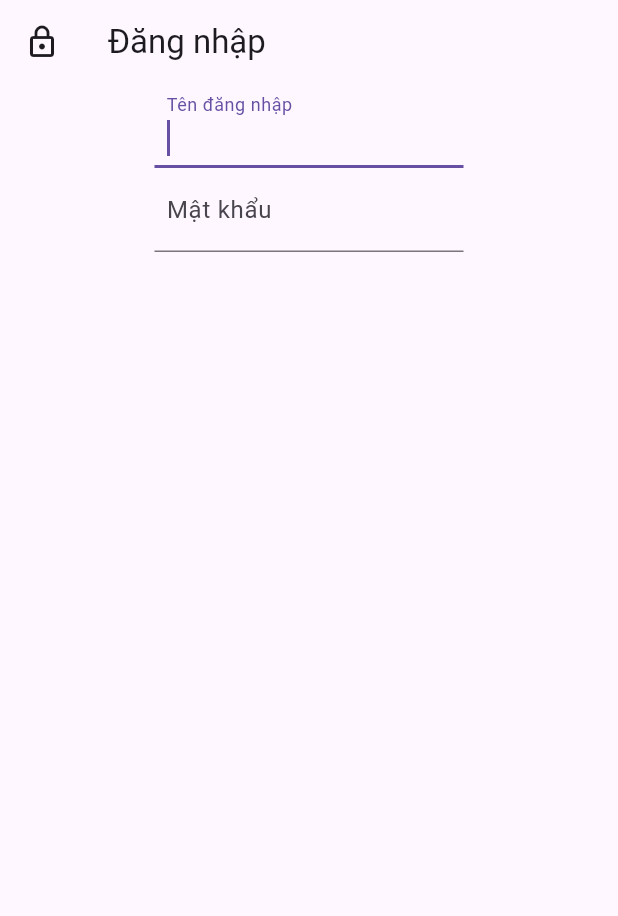
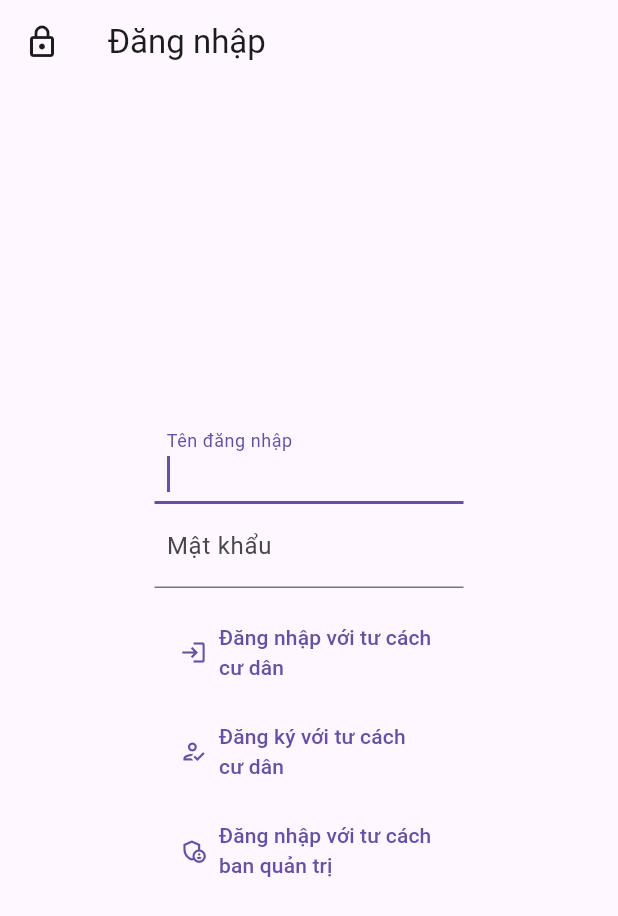
Before and after one commit to Serious-senpai/resident-manager, a Flutter app: the screen it shows after launch, on a phone screen of 412 x 824 dp. Shown: the top 916 px of the screen. Run offline on Flutter 3.47's test engine with Material 3 defaults, Android fonts, the phone set to English and light mode, and no system bars; our stand-ins replace flutter_localization, fluttertoast; missing offline and left inert: async_locks; statements that could not run were skipped.

```diff
--- a/app/resident_manager/lib/src/core/translations.dart
+++ b/app/resident_manager/lib/src/core/translations.dart
@@ -3,12 +3,18 @@ class AppLocale {
   static const String ResidentManager = "Resident Manager";
   static const String Username = "Username";
   static const String Password = "Password";
+  static const String LoginAsResident = "Login as resident";
+  static const String RegisterAsResident = "Register as resident";
+  static const String LoginAsAdministrator = "Login as administrator";
 
   static const Map<String, dynamic> EN = {
     Login: "Login",
     ResidentManager: "Resident Manager",
     Username: "Username",
     Password: "Password",
+    LoginAsResident: "Login as resident",
+    RegisterAsResident: "Register as resident",
+    LoginAsAdministrator: "Login as administrator",
   };
 
   static const Map<String, dynamic> VI = {
@@ -16,5 +22,8 @@ class AppLocale {
     ResidentManager: "Quản lý cư dân",
     Username: "Tên đăng nhập",
     Password: "Mật khẩu",
+    LoginAsResident: "Đăng nhập với tư cách cư dân",
+    RegisterAsResident: "Đăng ký với tư cách cư dân",
+    LoginAsAdministrator: "Đăng nhập với tư cách ban quản trị",
   };
 }
--- a/app/resident_manager/lib/src/widgets/login.dart
+++ b/app/resident_manager/lib/src/widgets/login.dart
@@ -20,7 +20,25 @@ class LoginPageState extends State<LoginPage> with CommonStateMixin<LoginPage> {
   @override
   Scaffold buildScaffold(BuildContext context) {
     final mediaQuery = MediaQuery.of(context);
-    final padding = mediaQuery.size.width * 0.25;
+
+    final username = TextEditingController();
+    final password = TextEditingController();
+
+    Future<void> residentLogin() async {
+      print(username.text);
+      print(password.text);
+    }
+
+    Future<void> residentRegister() async {
+      print(username.text);
+      print(password.text);
+    }
+
+    Future<void> adminLogin() async {
+      print(username.text);
+      print(password.text);
+    }
+
     return Scaffold(
       key: scaffoldKey,
       appBar: AppBar(
@@ -31,23 +49,58 @@ class LoginPageState extends State<LoginPage> with CommonStateMixin<LoginPage> {
         title: Text(AppLocale.Login.getString(context)),
       ),
       body: Padding(
-        padding: EdgeInsets.only(left: padding, right: padding),
+        padding: EdgeInsets.only(
+          left: 0.25 * mediaQuery.size.width,
+          right: 0.25 * mediaQuery.size.width,
+        ),
         child: Center(
           child: Column(
+            mainAxisAlignment: MainAxisAlignment.center,
             children: [
               TextField(
                 autofocus: true,
+                controller: username,
                 decoration: InputDecoration(
                   contentPadding: const EdgeInsets.all(8.0),
                   label: Text(AppLocale.Username.getString(context)),
                 ),
               ),
               TextField(
+                controller: password,
                 decoration: InputDecoration(
                   contentPadding: const EdgeInsets.all(8.0),
                   label: Text(AppLocale.Password.getString(context)),
                 ),
                 obscureText: true,
+                onSubmitted: (_) => residentLogin(),
+              ),
+              const SizedBox.square(dimension: 10),
+              Container(
+                padding: const EdgeInsets.all(5),
+                width: double.infinity,
+                child: TextButton.icon(
+                  icon: const Icon(Icons.login_outlined),
+                  label: Text(AppLocale.LoginAsResident.getString(context)),
+                  onPressed: residentLogin,
+                ),
+              ),
+              Container(
+                padding: const EdgeInsets.all(5),
+                width: double.infinity,
+                child: TextButton.icon(
+                  icon: const Icon(Icons.how_to_reg_outlined),
+                  label: Text(AppLocale.RegisterAsResident.getString(context)),
+                  onPressed: residentRegister,
+                ),
+              ),
+              Container(
+                padding: const EdgeInsets.all(5),
+                width: double.infinity,
+                child: TextButton.icon(
+                  icon: const Icon(Icons.admin_panel_settings_outlined),
+                  label: Text(AppLocale.LoginAsAdministrator.getString(context)),
+                  onPressed: adminLogin,
+                ),
               ),
             ],
           ),
--- a/app/resident_manager/pubspec.yaml
+++ b/app/resident_manager/pubspec.yaml
@@ -33,6 +33,7 @@ dependencies:
 
   async_locks: ^4.0.1
   flutter_localization: ^0.2.2
+  fluttertoast: ^8.2.8
   http: ^1.2.2
   meta: ^1.15.0
   path: ^1.9.0
```
Also changed, not shown: app/resident_manager/lib/src/core/state.dart (+5 -18 lines), app/resident_manager/lib/src/widgets/common.dart (+14 -1 lines), app/resident_manager/pubspec.lock, 8 other files.
